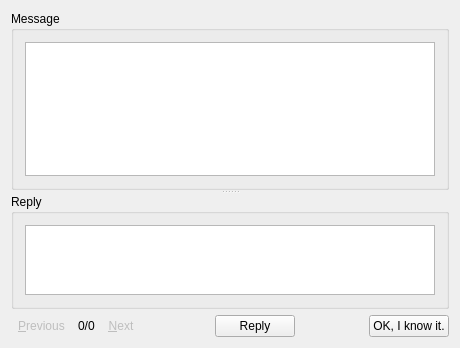
Qt form src/helper/bulletinboard/bulletinboardwidget.ui (ihehui/managementsystem) before a commit.
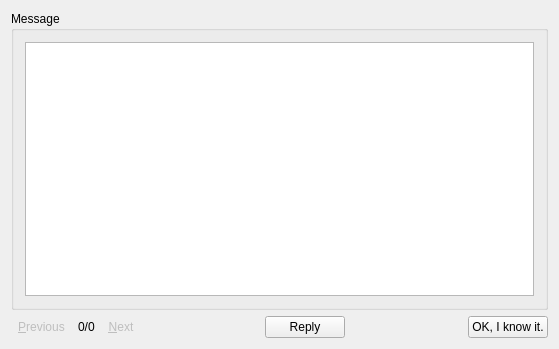
The same form after that commit. Icons and pictures are not drawn.

What changed in the file:
```diff
--- a/src/helper/bulletinboard/bulletinboardwidget.ui
+++ b/src/helper/bulletinboard/bulletinboardwidget.ui
@@ -9,8 +9,8 @@
    <rect>
     <x>0</x>
     <y>0</y>
-    <width>460</width>
-    <height>348</height>
+    <width>559</width>
+    <height>349</height>
    </rect>
   </property>
   <property name="sizePolicy">
@@ -61,22 +61,6 @@
        </item>
       </layout>
      </widget>
-     <widget class="QGroupBox" name="groupBoxReply">
-      <property name="sizePolicy">
-       <sizepolicy hsizetype="Preferred" vsizetype="Preferred">
-        <horstretch>0</horstretch>
-        <verstretch>1</verstretch>
-       </sizepolicy>
-      </property>
-      <property name="title">
-       <string>Reply</string>
-      </property>
-      <layout class="QVBoxLayout" name="verticalLayout">
-       <item>
-        <widget class="QTextEdit" name="textEditReply"/>
-       </item>
-      </layout>
-     </widget>
     </widget>
    </item>
    <item>
```
